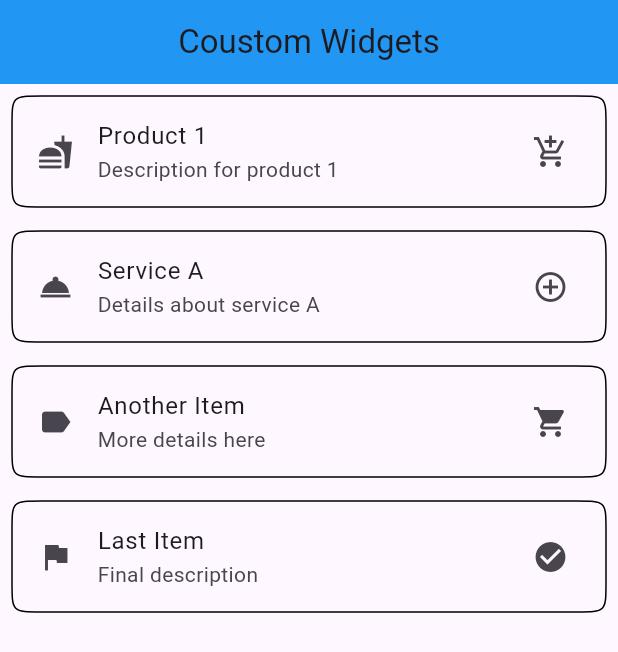
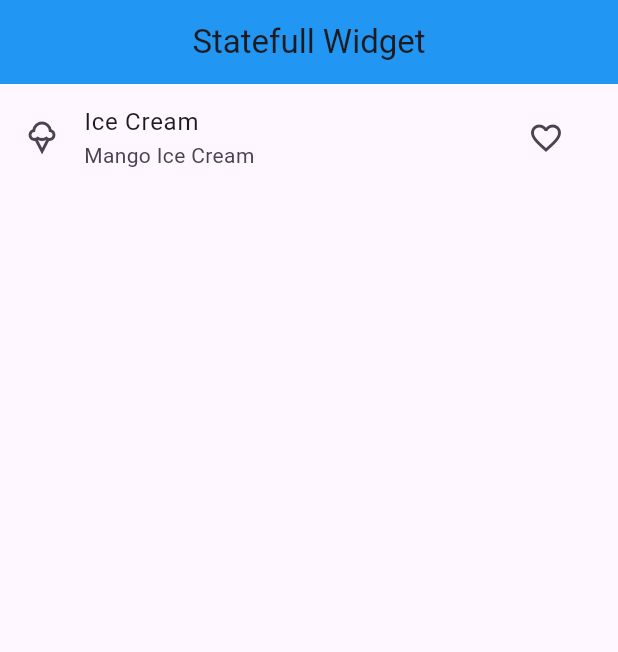
Before and after one commit to anshu-ac-dv/practice, a Flutter app: the screen it shows after launch, on a phone screen of 412 x 824 dp. Shown: the top 652 px of the screen. Run offline on Flutter 3.47's test engine with Material 3 defaults, Android fonts, the phone set to English and light mode, and no system bars.

Commit message:
Initial Commit

```diff
--- a/lib/main.dart
+++ b/lib/main.dart
@@ -13,6 +13,7 @@ import 'package:practice/screens/listview_design.dart';
 import 'package:practice/screens/random_value.dart';
 import 'package:practice/screens/row_column_expanded.dart';
 import 'package:practice/screens/stack_positioned.dart';
+import 'package:practice/screens/statefull_widget.dart';
 
 void main() {
   runApp(const MyApp2());
@@ -77,7 +78,8 @@ class MyApp2 extends StatelessWidget {
       //home: MyDrawer(),
       //home: FloatingButton(),
       //home: StackPositioned(),
-      home: CoustomWidgets(),
+      //home: CoustomWidgets(),
+      home: StatefullWidget(),
     );
   }
 }
--- a/lib/screens/coustom_widgets.dart
+++ b/lib/screens/coustom_widgets.dart
@@ -9,7 +9,7 @@ class CoustomWidgets extends StatelessWidget {
     return Scaffold(
       appBar: AppBar(
         backgroundColor: Colors.blue,
-        title: const Text("Coustom Widgets"),
+        title: const Text("Custom Widgets"),
         centerTitle: true,
       ),
       body: ListView(
--- /dev/null
+++ b/lib/screens/statefull_widget.dart
@@ -0,0 +1,49 @@
+import 'package:flutter/material.dart';
+
+class StatefullWidget extends StatelessWidget {
+  const StatefullWidget({super.key});
+
+  @override
+  Widget build(BuildContext context) {
+    return MaterialApp(
+      debugShowCheckedModeBanner: false,
+      home: Scaffold(
+        appBar: AppBar(
+          title: Text("Statefull Widget"),
+          centerTitle: true,
+          backgroundColor: Colors.blue,
+        ),
+        body: Statefullw(),
+      ),
+    );
+  }
+}
+
+class Statefullw extends StatefulWidget {
+  const Statefullw({super.key});
+
+  @override
+  State<Statefullw> createState() => _StatefullwState();
+}
+
+class _StatefullwState extends State<Statefullw> {
+  bool like = false;
+  @override
+  Widget build(BuildContext context) {
+    return ListView(
+      children: [
+        ListTile(
+          leading: Icon(Icons.icecream_outlined),
+          title: Text("Ice Cream"),
+          subtitle: Text("Mango Ice Cream"),
+          trailing: IconButton(
+            icon: like?  (Icon(Icons.favorite)) : (Icon(Icons.favorite_border)),
+            onPressed: () {
+              setState(() => like = !like);
+            },
+          ),
+        ),
+      ],
+    );
+  }
+}
```
